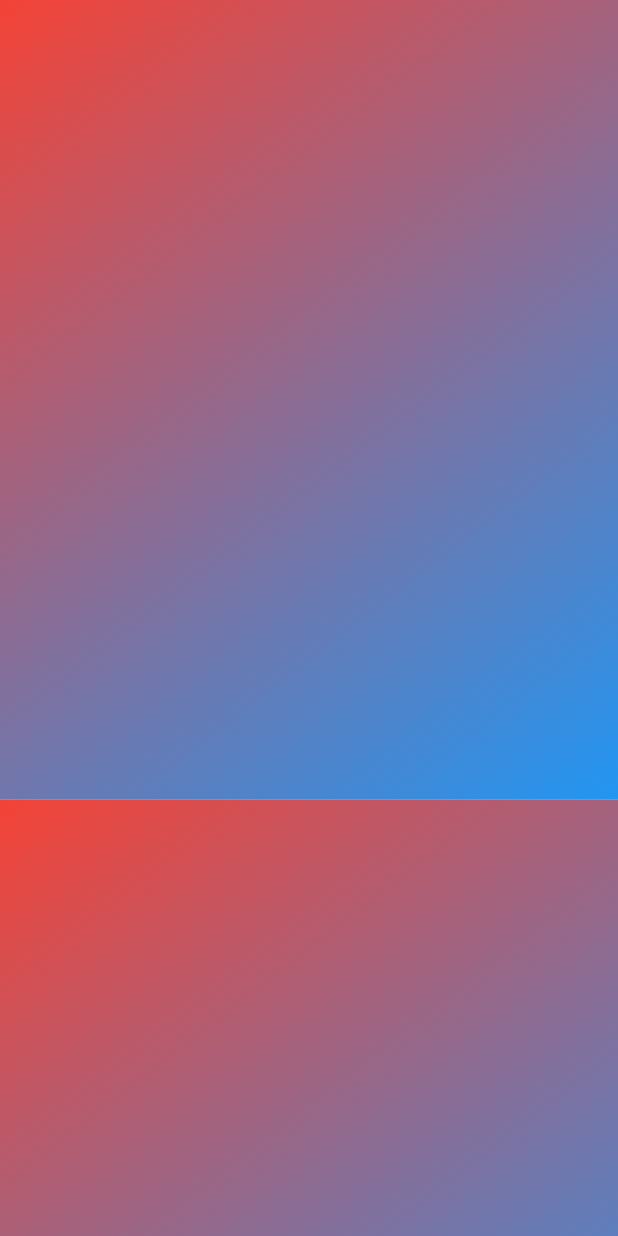
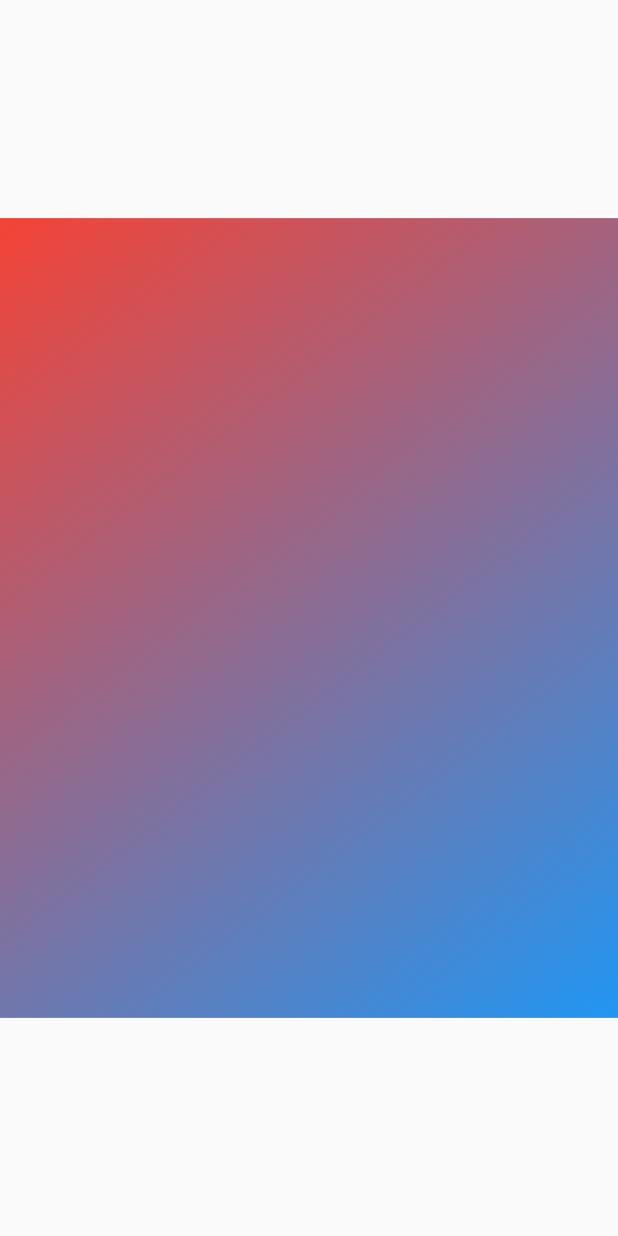
Before and after one commit to Flutter-Bounty-Hunters/page_list_viewport, a Flutter app: the MyHomePage screen opened directly, on a phone screen of 412 x 824 dp. Run offline on Flutter 3.47's test engine with Material 2 defaults, Android fonts, the phone set to English and light mode, and no system bars.

Commit message:
Pages are no longer laid out at their natural resolution, instead they're laid out at their actual resolution - content scale calculations now need to happen within the page widgets. Page parent data now includes the offset of the page within the viewport so that pages can make decisions about culling. Also added a demo that renders a single page, instead of a list of pages.

```diff
--- /dev/null
+++ b/example/lib/main_single_page_orientation.dart
@@ -0,0 +1,75 @@
+import 'package:flutter/material.dart';
+import 'package:logging/logging.dart';
+import 'package:page_list_viewport/page_list_viewport.dart';
+
+void main() {
+  PageListViewportLogs.initLoggers(Level.ALL, {
+    // PageListViewportLogs.pagesList,
+  });
+
+  runApp(const MyApp());
+}
+
+class MyApp extends StatelessWidget {
+  const MyApp({super.key});
+
+  @override
+  Widget build(BuildContext context) {
+    return const MaterialApp(
+      title: 'Page List Viewport Demo',
+      home: MyHomePage(),
+    );
+  }
+}
+
+class MyHomePage extends StatefulWidget {
+  const MyHomePage({
+    super.key,
+  });
+
+  @override
+  State<MyHomePage> createState() => _MyHomePageState();
+}
+
+class _MyHomePageState extends State<MyHomePage> with SingleTickerProviderStateMixin {
+  late final PageListViewportController _controller;
+
+  @override
+  void initState() {
+    super.initState();
+    _controller = PageListViewportController(vsync: this);
+  }
+
+  @override
+  void dispose() {
+    _controller.dispose();
+    super.dispose();
+  }
+
+  @override
+  Widget build(BuildContext context) {
+    return Scaffold(
+      body: PageListViewportGestures(
+        controller: _controller,
+        child: PageListViewport(
+          controller: _controller,
+          pageCount: 1,
+          naturalPageSize: const Size(8.5, 11) * 72 * MediaQuery.of(context).devicePixelRatio,
+          builder: (BuildContext context, int pageIndex) {
+            return Container(
+              width: double.infinity,
+              height: double.infinity,
+              decoration: const BoxDecoration(
+                gradient: LinearGradient(
+                  colors: [Colors.red, Colors.blue],
+                  begin: Alignment.topLeft,
+                  end: Alignment.bottomRight,
+                ),
+              ),
+            );
+          },
+        ),
+      ),
+    );
+  }
+}
```
Also changed, not shown: lib/src/page_list_viewport.dart (+36 -18 lines), example/lib/main_list.dart (renamed from example/lib/main.dart), 1 other file.
